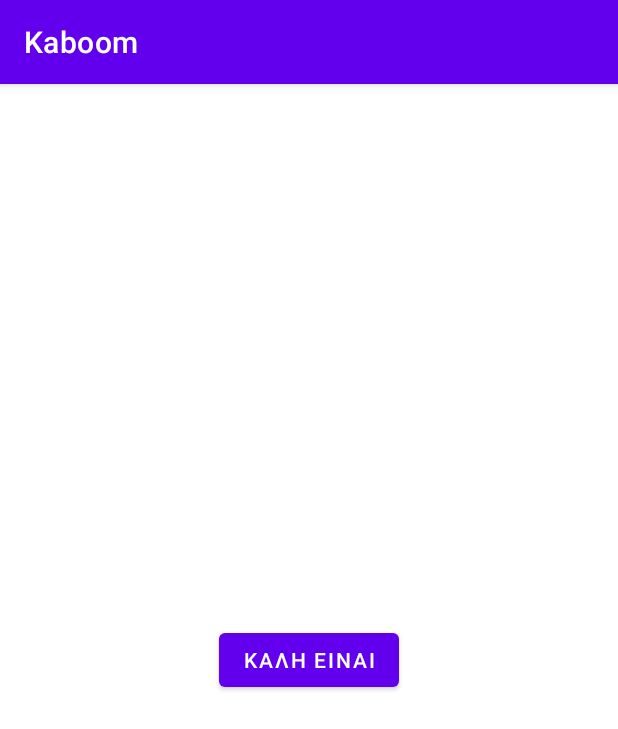
After one commit to NikosBakalis/Kaboom, an Android app: the XristouSoundBoard screen opened directly, with no data from a screen before it, on a phone screen of 412 x 824 dp. The commit adds this screen. Shown: the top 729 px of the screen. Run offline under Robolectric (Android 15) with nearby library versions, the phone set to English and light mode, and no system bars.

Commit message:
XristouSoundBoard.java & NikolasSoundBoard.java created. test.m4a is an existing sound file.

```diff
--- /dev/null
+++ b/app/src/main/java/com/tikola/kaboom/XristouSoundBoard.java
@@ -0,0 +1,14 @@
+package com.tikola.kaboom;
+
+import androidx.appcompat.app.AppCompatActivity;
+
+import android.os.Bundle;
+
+public class XristouSoundBoard extends AppCompatActivity {
+
+    @Override
+    protected void onCreate(Bundle savedInstanceState) {
+        super.onCreate(savedInstanceState);
+        setContentView(R.layout.activity_xristou_sound_board);
+    }
+}
--- a/app/src/main/res/layout/activity_liakozzz_sound_board.xml
+++ b/app/src/main/res/layout/activity_liakozzz_sound_board.xml
@@ -10,6 +10,7 @@ tools:context=".LiakozzzSoundBoard">
         android:id="@+id/buttonUuuuSound"
         android:layout_width="wrap_content"
         android:layout_height="wrap_content"
+        android:onClick="playUuuuSound"
         android:text="@string/UUUUU"
         app:layout_constraintBottom_toBottomOf="parent"
         app:layout_constraintEnd_toStartOf="@+id/buttonMonosSouSound"
--- /dev/null
+++ b/app/src/main/res/layout/activity_xristou_sound_board.xml
@@ -0,0 +1,18 @@
+<?xml version="1.0" encoding="utf-8"?>
+<androidx.constraintlayout.widget.ConstraintLayout xmlns:android="http://schemas.android.com/apk/res/android"
+    xmlns:app="http://schemas.android.com/apk/res-auto"
+    xmlns:tools="http://schemas.android.com/tools"
+    android:layout_width="match_parent"
+    android:layout_height="match_parent"
+    tools:context=".XristouSoundBoard">
+
+    <Button
+        android:id="@+id/buttonKaliEinai"
+        android:layout_width="wrap_content"
+        android:layout_height="wrap_content"
+        android:text="@string/KaliEinai"
+        app:layout_constraintBottom_toBottomOf="parent"
+        app:layout_constraintEnd_toEndOf="parent"
+        app:layout_constraintStart_toStartOf="parent"
+        app:layout_constraintTop_toTopOf="parent" />
+</androidx.constraintlayout.widget.ConstraintLayout>
--- a/app/src/main/res/values/strings.xml
+++ b/app/src/main/res/values/strings.xml
@@ -9,4 +9,6 @@
     <string name="Ebebaia">Ε ΒΕΒΑΙΑ</string>
     <string name="Boulwne">ΒΟΥΛΩΝΕ</string>
     <string name="ReAliti">ΡΕ ΑΛΗΤΗ</string>
+    <string name="KaliEinai">ΚΑΛΗ ΕΙΝΑΙ</string>
+    <string name="Karbela">ΚΑΡΒΕΛΑ</string>
 </resources>
```
Also changed, not shown: app/src/main/AndroidManifest.xml (+5 -3 lines), app/src/main/java/com/tikola/kaboom/LiakozzzSoundBoard.java (+17 -0 lines), app/src/main/java/com/tikola/kaboom/MainActivity.java (+13 -3 lines), app/src/main/java/com/tikola/kaboom/NikolasSoundBoard.java (added, +14 -0 lines), app/src/main/res/layout/activity_nikolas_sound_board.xml (added, +18 -0 lines), 1 other file. Lines whose indentation alone changed are shown as unchanged.
